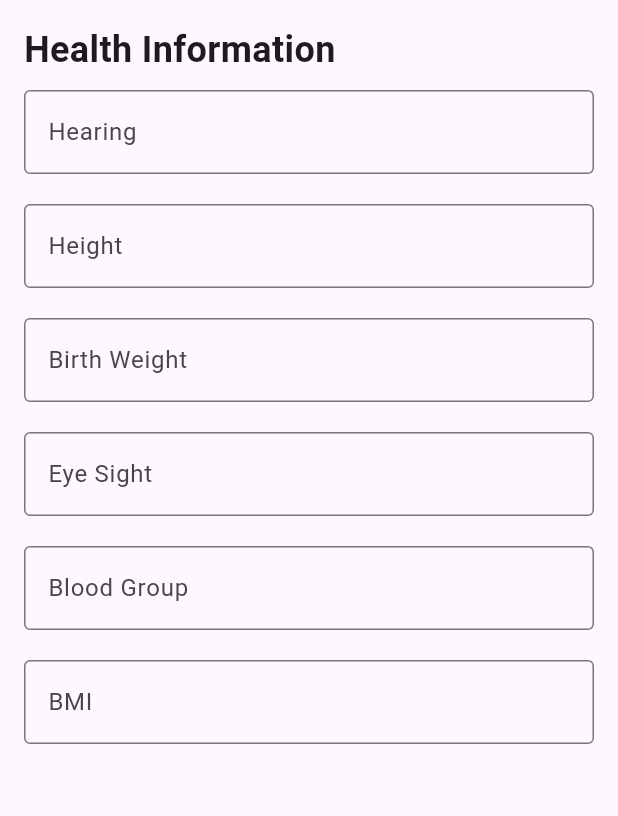
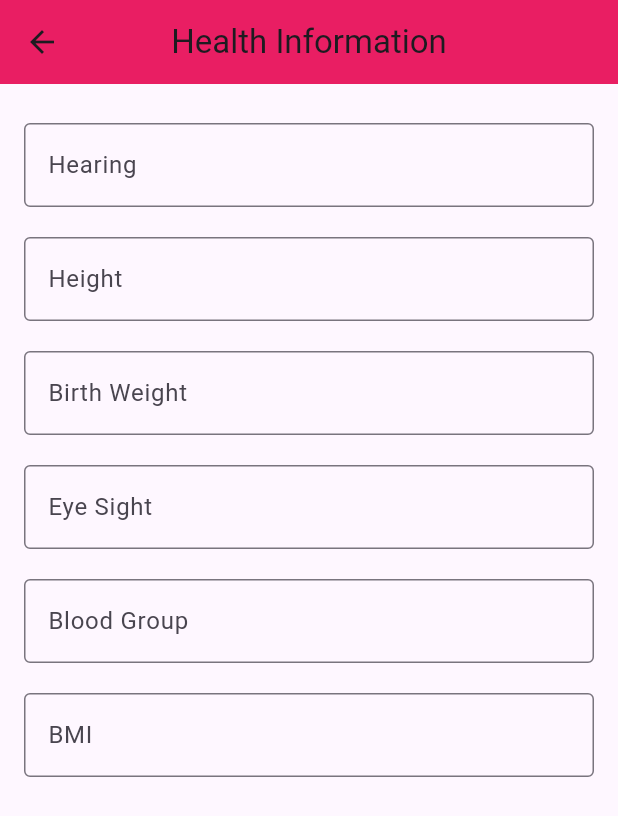
Before and after one commit to Nipuni102/BabyChart-Frontend, a Flutter app: the ChildRegisterSecondPage screen opened directly with empty values, on a phone screen of 412 x 824 dp. Shown: the top 816 px of the screen. Run offline on Flutter 3.47's test engine with Material 3 defaults, Android fonts, the light colour scheme and no system bars; our stand-ins replace fl_chart, outline_gradient_button, qr_flutter; missing offline and left inert: qr_code_scanner.

Commit message:
change style of child register page

```diff
--- a/babychart/lib/child_register_second_page.dart
+++ b/babychart/lib/child_register_second_page.dart
@@ -19,24 +19,41 @@ class ChildRegisterSecondPage extends StatelessWidget {
 
   @override
   Widget build(BuildContext context) {
-    return Padding(
+    return Scaffold(
+        appBar: AppBar(
+          title: Text('Health Information'),
+          backgroundColor: Colors.pink,
+          centerTitle: true,
+        ),
+        body: SingleChildScrollView(
           padding: const EdgeInsets.all(16.0),
           child: Column(
             crossAxisAlignment: CrossAxisAlignment.start,
             children: [
-             Text('Health Information', style: TextStyle(fontSize: 24, fontWeight: FontWeight.bold)),
-             _buildTextField(hearingController, 'Hearing', 'Enter hearing details', required: false),
-             _buildTextField(heightController, 'Height', 'Enter height', keyboardType: TextInputType.number, required: false),
-             _buildTextField(birthWeightController, 'Birth Weight', 'Enter birth weight', keyboardType: TextInputType.number, required: false),
-             _buildTextField(eyeSightController, 'Eye Sight', 'Enter eye sight details', required: false),
-             _buildTextField(bloodGroupController, 'Blood Group', 'Enter blood group', required: false),
-             _buildTextField(bmiController, 'BMI', 'Enter BMI', keyboardType: TextInputType.number, required: false),
+              _buildTextField(
+                  hearingController, 'Hearing', 'Enter hearing details',
+                  required: false),
+              _buildTextField(heightController, 'Height', 'Enter height',
+                  keyboardType: TextInputType.number, required: false),
+              _buildTextField(
+                  birthWeightController, 'Birth Weight', 'Enter birth weight',
+                  keyboardType: TextInputType.number, required: false),
+              _buildTextField(
+                  eyeSightController, 'Eye Sight', 'Enter eye sight details',
+                  required: false),
+              _buildTextField(
+                  bloodGroupController, 'Blood Group', 'Enter blood group',
+                  required: false),
+              _buildTextField(bmiController, 'BMI', 'Enter BMI',
+                  keyboardType: TextInputType.number, required: false),
             ],
           ),
-       );
+        ));
   }
 
-     Widget _buildTextField(TextEditingController controller, String label, String hint, {bool required = true, TextInputType keyboardType = TextInputType.text}) {
+  Widget _buildTextField(
+      TextEditingController controller, String label, String hint,
+      {bool required = true, TextInputType keyboardType = TextInputType.text}) {
     return Padding(
       padding: const EdgeInsets.symmetric(vertical: 10.0),
       child: TextFormField(
```
Also changed, not shown: babychart/lib/child_register_fourth_page.dart (+8 -3 lines), babychart/lib/child_register_third_page.dart (+25 -12 lines). Lines whose indentation alone changed are shown as unchanged.
